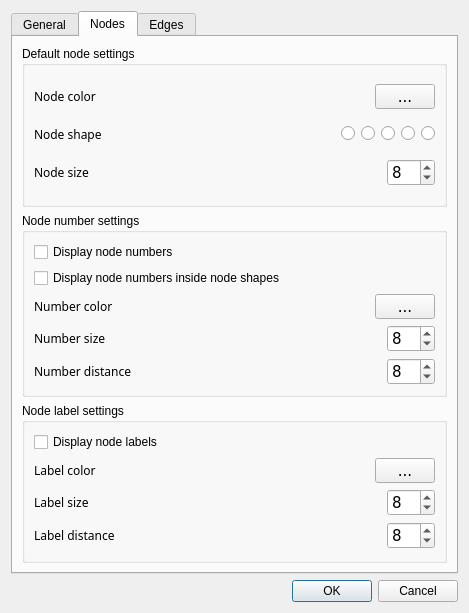
Above: src/forms/settingsdialog.ui from socnetv/app before the change. Below: the same form after it.
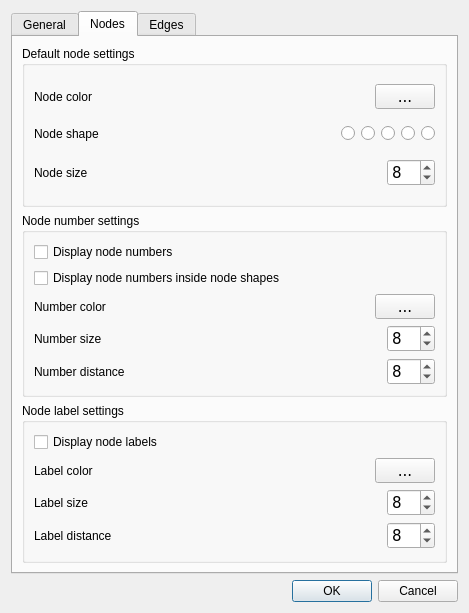
That is the form after the change. The open tabs and pages were chosen to show the change. Icons and pictures are not drawn.

Commit message: added title to dialog Settings and changed some widget names

```diff
--- a/src/forms/settingsdialog.ui
+++ b/src/forms/settingsdialog.ui
@@ -393,12 +393,6 @@
            <layout class="QHBoxLayout" name="horizontalLayout_4">
             <item>
              <widget class="QLabel" name="label_6">
-              <property name="font">
-               <font>
-                <family>Sans Serif</family>
-                <pointsize>9</pointsize>
-               </font>
-              </property>
               <property name="text">
                <string>Node color</string>
               </property>
@@ -457,12 +451,6 @@
            <layout class="QHBoxLayout" name="horizontalLayout_5">
             <item>
              <widget class="QLabel" name="label_5">
-              <property name="font">
-               <font>
-                <family>Sans Serif</family>
-                <pointsize>9</pointsize>
-               </font>
-              </property>
               <property name="text">
                <string>Node shape</string>
               </property>
@@ -593,12 +581,6 @@
            <layout class="QHBoxLayout" name="horizontalLayout_6">
             <item>
              <widget class="QLabel" name="label_3">
-              <property name="font">
-               <font>
-                <family>Sans Serif</family>
-                <pointsize>9</pointsize>
-               </font>
-              </property>
               <property name="text">
                <string>Node size</string>
               </property>
@@ -654,12 +636,6 @@
            <layout class="QHBoxLayout" name="horizontalLayout_11">
             <item>
              <widget class="QLabel" name="label_11">
-              <property name="font">
-               <font>
-                <family>Sans Serif</family>
-                <pointsize>9</pointsize>
-               </font>
-              </property>
               <property name="text">
                <string>Number color</string>
               </property>
@@ -715,12 +691,6 @@
            <layout class="QHBoxLayout" name="horizontalLayout_12">
             <item>
              <widget class="QLabel" name="label_12">
-              <property name="font">
-               <font>
-                <family>Sans Serif</family>
-                <pointsize>9</pointsize>
-               </font>
-              </property>
               <property name="text">
                <string>Number distance</string>
               </property>
@@ -777,12 +747,6 @@
            <layout class="QHBoxLayout" name="horizontalLayout_10">
             <item>
              <widget class="QLabel" name="label_10">
-              <property name="font">
-               <font>
-                <family>Sans Serif</family>
-                <pointsize>9</pointsize>
-               </font>
-              </property>
               <property name="text">
                <string>Number size</string>
               </property>
@@ -855,12 +819,6 @@
            <layout class="QHBoxLayout" name="horizontalLayout_8">
             <item>
              <widget class="QLabel" name="label_8">
-              <property name="font">
-               <font>
-                <family>Sans Serif</family>
-                <pointsize>9</pointsize>
-               </font>
-              </property>
               <property name="text">
                <string>Label color</string>
               </property>
@@ -916,12 +874,6 @@
            <layout class="QHBoxLayout" name="horizontalLayout_7">
             <item>
              <widget class="QLabel" name="label_7">
-              <property name="font">
-               <font>
-                <family>Sans Serif</family>
-                <pointsize>9</pointsize>
-               </font>
-              </property>
               <property name="text">
                <string>Label size</string>
               </property>
@@ -965,12 +917,6 @@
            <layout class="QHBoxLayout" name="horizontalLayout_9">
             <item>
              <widget class="QLabel" name="label_9">
-              <property name="font">
-               <font>
-                <family>Sans Serif</family>
-                <pointsize>9</pointsize>
-               </font>
-              </property>
               <property name="text">
                <string>Label distance</string>
               </property>
```
Left out of the diff: 16 changed lines with no effect on the pictures.
